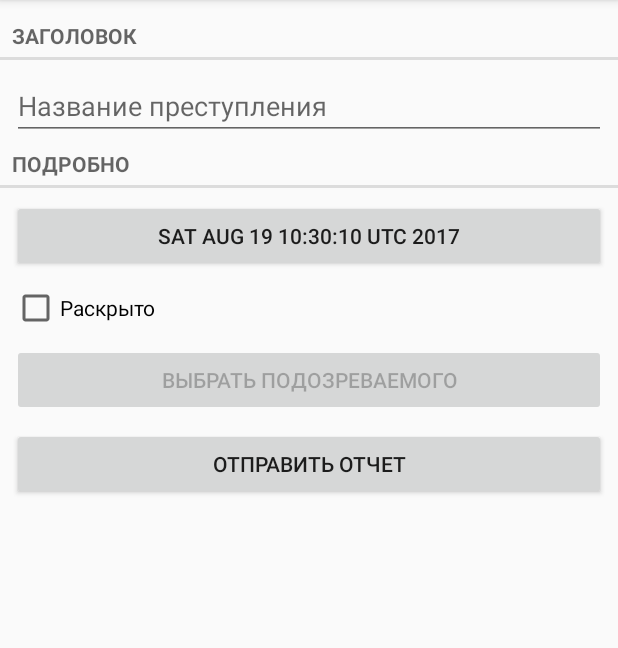
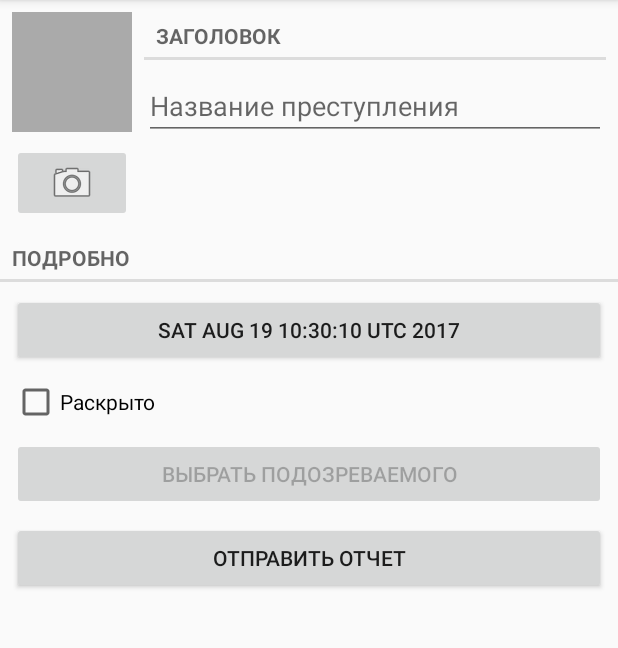
Before and after one commit to bupyc9/CriminalIntent, an Android app: the screen it shows after launch (CrimeActivity), after a tap on "Новое перступление", on a phone screen of 412 x 824 dp, the part 84-732 px from its top. Run offline under Robolectric (Android 15) with nearby library versions, the phone set to English and light mode, and no system bars; 2 statements that could not run were skipped.

Commit message:
Перенос названия преступления в отдельное представление

```diff
--- a/app/src/main/java/ru/bupyc9/criminalintent/ui/crime/CrimeFragment.kt
+++ b/app/src/main/java/ru/bupyc9/criminalintent/ui/crime/CrimeFragment.kt
@@ -15,6 +15,7 @@ import android.util.Log
 import android.view.*
 import ru.bupyc9.criminalintent.models.Crime
 import kotlinx.android.synthetic.main.fragment_crime.*
+import kotlinx.android.synthetic.main.part_camera_and_title.*
 import ru.bupyc9.criminalintent.CrimeActivity
 import ru.bupyc9.criminalintent.R
 import ru.bupyc9.criminalintent.ui.CrimeLab
--- a/app/src/main/res/layout-land/fragment_crime.xml
+++ b/app/src/main/res/layout-land/fragment_crime.xml
@@ -6,34 +6,17 @@
     android:layout_width="match_parent"
     android:layout_height="match_parent">
 
-    <TextView
-        android:id="@+id/crime_title_label"
-        style="?android:listSeparatorTextViewStyle"
+    <include
+        android:id="@+id/camera_and_title"
+        layout="@layout/part_camera_and_title"
         android:layout_width="0dp"
         android:layout_height="wrap_content"
+        android:layout_marginLeft="8dp"
+        android:layout_marginRight="8dp"
         android:layout_marginTop="8dp"
-        android:text="@string/crime_title_label"
-        app:layout_constraintHorizontal_bias="0.0"
         app:layout_constraintLeft_toLeftOf="parent"
         app:layout_constraintRight_toRightOf="parent"
         app:layout_constraintTop_toTopOf="parent"/>
-
-    <EditText
-        android:id="@+id/crime_title"
-        android:layout_width="0dp"
-        android:layout_height="wrap_content"
-        android:layout_marginEnd="8dp"
-        android:layout_marginLeft="8dp"
-        android:layout_marginRight="8dp"
-        android:layout_marginStart="8dp"
-        android:layout_marginTop="8dp"
-        android:ems="10"
-        android:hint="@string/crime_title_hint"
-        android:inputType="text"
-        app:layout_constraintHorizontal_bias="0.0"
-        app:layout_constraintLeft_toLeftOf="parent"
-        app:layout_constraintRight_toRightOf="parent"
-        app:layout_constraintTop_toBottomOf="@+id/crime_title_label"/>
 
     <TextView
         android:id="@+id/crime_detail_label"
@@ -44,40 +27,41 @@
         app:layout_constraintHorizontal_bias="0.0"
         app:layout_constraintLeft_toLeftOf="parent"
         app:layout_constraintRight_toRightOf="parent"
-        app:layout_constraintTop_toBottomOf="@+id/crime_title"/>
+        app:layout_constraintTop_toBottomOf="@+id/camera_and_title"/>
 
     <Button
         android:id="@+id/crime_date"
         android:layout_width="0dp"
         android:layout_height="wrap_content"
+        android:layout_marginStart="8dp"
         android:layout_marginTop="8dp"
         app:layout_constraintHorizontal_weight="2"
         app:layout_constraintLeft_toLeftOf="parent"
         app:layout_constraintRight_toLeftOf="@id/crime_solved"
-        app:layout_constraintTop_toBottomOf="@+id/crime_detail_label"
-        android:layout_marginStart="8dp"/>
+        app:layout_constraintTop_toBottomOf="@+id/crime_detail_label"/>
 
     <CheckBox
         android:id="@+id/crime_solved"
         android:layout_width="0dp"
         android:layout_height="wrap_content"
+        android:layout_marginEnd="8dp"
         android:text="@string/crime_solved"
-        app:layout_constraintLeft_toRightOf="@+id/crime_date"
         app:layout_constraintBaseline_toBaselineOf="@+id/crime_date"
         app:layout_constraintHorizontal_weight="1"
-        app:layout_constraintRight_toRightOf="parent"
-        android:layout_marginEnd="8dp"/>
+        app:layout_constraintLeft_toRightOf="@+id/crime_date"
+        app:layout_constraintRight_toRightOf="parent"/>
 
     <Button
         android:id="@+id/crime_suspect"
         android:layout_width="0dp"
         android:layout_height="wrap_content"
         android:layout_marginStart="8dp"
+        android:layout_marginTop="8dp"
         android:text="@string/crime_suspect_text"
         app:layout_constraintLeft_toLeftOf="parent"
         app:layout_constraintRight_toLeftOf="@id/crime_report"
-        android:layout_marginTop="8dp"
-        app:layout_constraintTop_toBottomOf="@+id/crime_date"/>
+        app:layout_constraintTop_toBottomOf="@+id/crime_date"
+        />
 
     <Button
         android:id="@+id/crime_report"
--- a/app/src/main/res/layout/fragment_crime.xml
+++ b/app/src/main/res/layout/fragment_crime.xml
@@ -6,36 +6,18 @@
     android:layout_width="match_parent"
     android:layout_height="match_parent">
 
-    <TextView
-        android:id="@+id/crime_title_label"
-        style="?android:listSeparatorTextViewStyle"
+    <include
+        android:id="@+id/camera_and_title"
+        layout="@layout/part_camera_and_title"
         android:layout_width="0dp"
         android:layout_height="wrap_content"
-        android:layout_marginLeft="0dp"
-        android:layout_marginRight="0dp"
+        android:layout_marginLeft="8dp"
+        android:layout_marginRight="8dp"
         android:layout_marginTop="8dp"
-        android:text="@string/crime_title_label"
         app:layout_constraintHorizontal_bias="0.0"
         app:layout_constraintLeft_toLeftOf="parent"
         app:layout_constraintRight_toRightOf="parent"
         app:layout_constraintTop_toTopOf="parent"/>
-
-    <EditText
-        android:id="@+id/crime_title"
-        android:layout_width="0dp"
-        android:layout_height="wrap_content"
-        android:layout_marginEnd="8dp"
-        android:layout_marginLeft="8dp"
-        android:layout_marginRight="8dp"
-        android:layout_marginStart="8dp"
-        android:layout_marginTop="8dp"
-        android:ems="10"
-        android:hint="@string/crime_title_hint"
-        android:inputType="text"
-        app:layout_constraintHorizontal_bias="0.0"
-        app:layout_constraintLeft_toLeftOf="parent"
-        app:layout_constraintRight_toRightOf="parent"
-        app:layout_constraintTop_toBottomOf="@+id/crime_title_label"/>
 
     <TextView
         android:id="@+id/crime_detail_label"
@@ -44,12 +26,12 @@
         android:layout_height="wrap_content"
         android:layout_marginLeft="0dp"
         android:layout_marginRight="0dp"
-        android:layout_marginTop="0dp"
+        android:layout_marginTop="8dp"
         android:text="@string/crime_details_label"
         app:layout_constraintHorizontal_bias="0.0"
         app:layout_constraintLeft_toLeftOf="parent"
         app:layout_constraintRight_toRightOf="parent"
-        app:layout_constraintTop_toBottomOf="@+id/crime_title"/>
+        app:layout_constraintTop_toBottomOf="@+id/camera_and_title"/>
 
     <Button
         android:id="@+id/crime_date"
--- /dev/null
+++ b/app/src/main/res/layout/part_camera_and_title.xml
@@ -0,0 +1,49 @@
+<?xml version="1.0" encoding="utf-8"?>
+<android.support.constraint.ConstraintLayout
+    xmlns:android="http://schemas.android.com/apk/res/android"
+    xmlns:app="http://schemas.android.com/apk/res-auto"
+    android:layout_width="match_parent"
+    android:layout_height="match_parent">
+
+    <ImageView
+        android:id="@+id/crime_photo"
+        android:layout_width="80dp"
+        android:layout_height="80dp"
+        app:layout_constraintLeft_toLeftOf="parent"
+        app:layout_constraintTop_toTopOf="parent"
+        app:srcCompat="@android:color/darker_gray"/>
+
+    <ImageButton
+        android:id="@+id/crime_camera"
+        android:layout_width="80dp"
+        android:layout_height="wrap_content"
+        app:srcCompat="@android:drawable/ic_menu_camera"
+        android:layout_marginTop="8dp"
+        app:layout_constraintTop_toBottomOf="@+id/crime_photo"
+        app:layout_constraintLeft_toLeftOf="parent"/>
+
+    <TextView
+        android:id="@+id/crime_title_label"
+        style="?android:attr/listSeparatorTextViewStyle"
+        android:layout_width="0dp"
+        android:layout_height="wrap_content"
+        android:layout_marginStart="8dp"
+        android:text="@string/crime_title_label"
+        app:layout_constraintLeft_toRightOf="@+id/crime_photo"
+        app:layout_constraintRight_toRightOf="parent"
+        app:layout_constraintTop_toTopOf="parent"/>
+
+    <EditText
+        android:id="@+id/crime_title"
+        android:layout_width="0dp"
+        android:layout_height="wrap_content"
+        android:layout_marginStart="8dp"
+        android:layout_marginTop="8dp"
+        android:ems="10"
+        android:inputType="textPersonName"
+        android:hint="@string/crime_title_hint"
+        app:layout_constraintHorizontal_bias="0.553"
+        app:layout_constraintLeft_toRightOf="@+id/crime_photo"
+        app:layout_constraintRight_toRightOf="parent"
+        app:layout_constraintTop_toBottomOf="@+id/crime_title_label"/>
+</android.support.constraint.ConstraintLayout>
```
